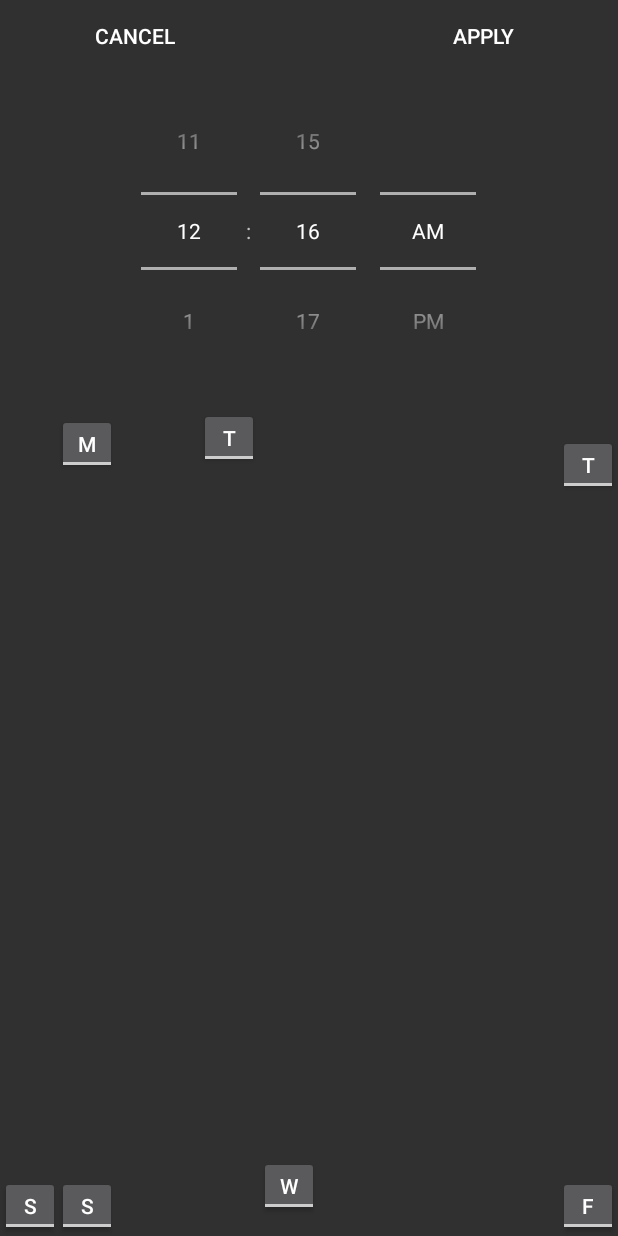
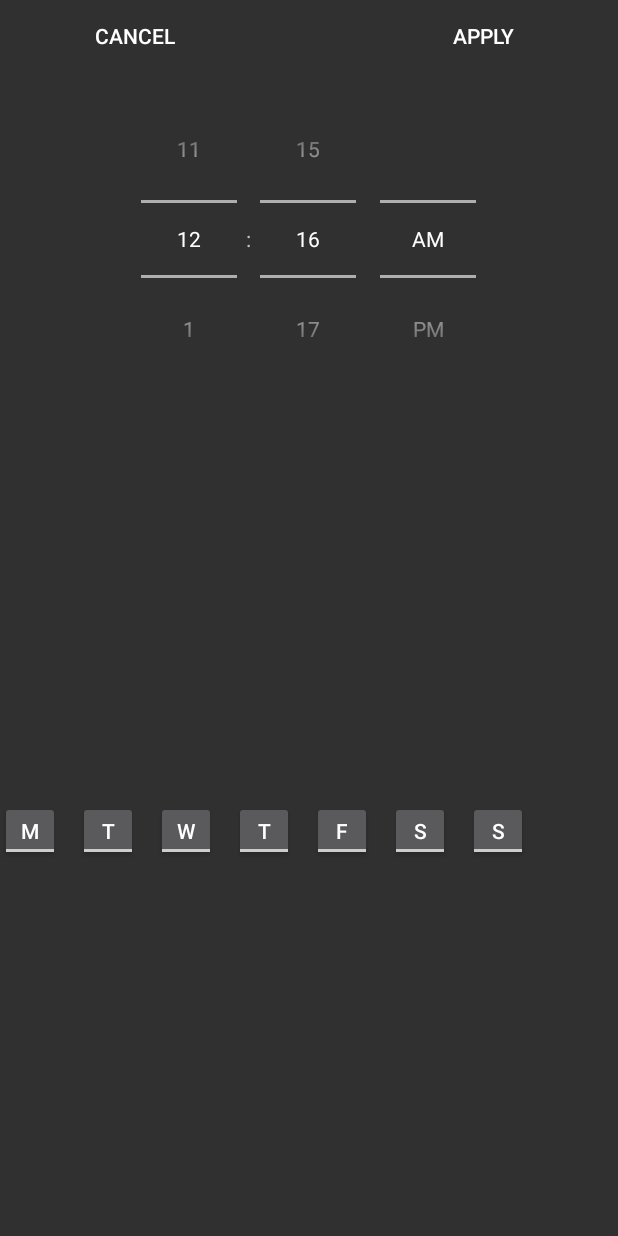
Before and after one commit to ved0/WakeMeAndDontBreakMe, an Android app: the AlarmActivity screen opened directly, with no data from a screen before it, on a phone screen of 412 x 824 dp. Run offline under Robolectric (Android 15) with nearby library versions, the phone set to English and light mode, and no system bars.

Commit message:
The alarm works; selecting a time from the time picker triggers an alarm to go off at the selected time. Alarm is simply a ringtone for now. Can't turn off alarm.

```diff
--- a/app/build.gradle
+++ b/app/build.gradle
@@ -5,7 +5,7 @@ android {
     buildToolsVersion "25.0.2"
     defaultConfig {
         applicationId "xs.wakemeanddontbreakme"
-        minSdkVersion 13
+        minSdkVersion 23
         targetSdkVersion 25
         versionCode 1
         versionName "1.0"
@@ -17,10 +17,12 @@ android {
             proguardFiles getDefaultProguardFile('proguard-android.txt'), 'proguard-rules.pro'
         }
     }
+    productFlavors {
+    }
 }
 
 dependencies {
-    compile fileTree(dir: 'libs', include: ['*.jar'])
+    compile fileTree(include: ['*.jar'], dir: 'libs')
     androidTestCompile('com.android.support.test.espresso:espresso-core:2.2.2', {
         exclude group: 'com.android.support', module: 'support-annotations'
     })
--- a/app/src/main/java/xs/wakemeanddontbreakme/AlarmActivity.java
+++ b/app/src/main/java/xs/wakemeanddontbreakme/AlarmActivity.java
@@ -1,35 +1,58 @@
 package xs.wakemeanddontbreakme;
 
-import android.app.DialogFragment;
-import android.app.TimePickerDialog;
-import android.content.Context;
+
+import android.app.AlarmManager;
+import android.app.PendingIntent;
 import android.content.Intent;
 import android.support.v7.app.AppCompatActivity;
 import android.os.Bundle;
-import android.support.v7.view.ContextThemeWrapper;
-import android.widget.DatePicker;
+import android.util.Log;
+import android.view.View;
+import android.view.View.OnClickListener;
 import android.widget.TimePicker;
+import android.widget.Button;
+
+
+import java.util.Calendar;
+
 
 public class AlarmActivity extends AppCompatActivity {
-    private int[] daysToggled;
+    //private int[] daysToggled;
+    MainActivity mainActivity;
+    AlarmManager alarmManager;
+    TimePicker alarmTimePicker;
+    PendingIntent pendingIntent;
 
     @Override
     protected void onCreate(Bundle savedInstanceState) {
         super.onCreate(savedInstanceState);
         setContentView(R.layout.activity_alarm);
-        daysToggled = new int[7];
-        showTimePicker();
+        mainActivity = new MainActivity();
+        alarmTimePicker = (TimePicker) findViewById(R.id.timePicker);
+        //daysToggled = new int[7];
+        alarmManager = (AlarmManager) getSystemService(ALARM_SERVICE);
+        Log.d("t0", "ONCREATE SUCCESSFUL");
     }
 
-    public void onCancelPress() {
+    public void onApplyPress(View view) {
+        Calendar calendar = Calendar.getInstance();
+        calendar.set(Calendar.HOUR_OF_DAY, alarmTimePicker.getHour());
+        calendar.set(Calendar.MINUTE, alarmTimePicker.getMinute());
+        Log.d("t1", String.valueOf(alarmTimePicker.getHour()));
+        Log.d("t2", String.valueOf(alarmTimePicker.getMinute()));
+
+        //Create Intent to trigger on alarm
+        Intent receiverIntent = new Intent(this, AlarmReceiver.class);
+        pendingIntent = PendingIntent.getBroadcast(this, 0, receiverIntent, 0);
+        alarmManager.set(AlarmManager.RTC_WAKEUP, calendar.getTimeInMillis(), pendingIntent);
+        Log.d("t3", "Made it down");
+    }
+
+    public void onCancelPress(View view) {
         Intent intent = new Intent(this, MainActivity.class);
         //intent.addFlags(Intent.FLAG_ACTIVITY_CLEAR_TOP);
         startActivity(intent);
         finish();
     }
 
-    public void showTimePicker() {
-        TimePickerFragment timePickerFragment = new TimePickerFragment();
-        timePickerFragment.show(getSupportFragmentManager(), "timePicker");
-    }
 }
--- a/app/src/main/java/xs/wakemeanddontbreakme/TimePickerFragment.java
+++ /dev/null
@@ -1,45 +0,0 @@
-package xs.wakemeanddontbreakme;
-
-
-import android.app.Dialog;
-import android.app.TimePickerDialog;
-import android.os.Bundle;
-import android.support.v4.app.DialogFragment;
-import android.text.format.DateFormat;
-import android.widget.TimePicker;
-
-import java.util.Calendar;
-
-/**
- * Created by James on 2017-04-04.
- */
-
-public class TimePickerFragment extends DialogFragment implements TimePickerDialog.OnTimeSetListener {
-    private int alarmHour;
-    private int alarmMinute;
-
-    @Override
-    public Dialog onCreateDialog(Bundle savedInstanceState) {
-        // Use the current time as the default values for the picker
-        final Calendar c = Calendar.getInstance();
-        int hour = c.get(Calendar.HOUR_OF_DAY);
-        int minute = c.get(Calendar.MINUTE);
-
-        // Create a new instance of TimePickerDialog and return it
-        return new TimePickerDialog(getActivity(), this, hour, minute,
-                DateFormat.is24HourFormat(getActivity()));
-    }
-
-    public void onTimeSet(TimePicker view, int hourOfDay, int minute) {
-        alarmHour = hourOfDay;
-        alarmMinute = minute;
-    }
-
-    public int getHour() {
-        return alarmHour;
-    }
-
-    public int getMinute() {
-        return alarmMinute;
-    }
-}
--- a/app/src/main/res/layout/activity_alarm.xml
+++ b/app/src/main/res/layout/activity_alarm.xml
@@ -12,6 +12,7 @@
         android:layout_height="350dp"
         android:timePickerMode="spinner"
         android:layout_below="@+id/cancelButton"
+        android:layout_marginTop="5dp"
         android:layout_centerHorizontal="true">
 
     </TimePicker>
@@ -22,51 +23,57 @@
         android:layout_height="40dp"
         android:textOff="@string/toggleMon"
         android:textOn="@string/toggleMon"
-        android:layout_alignBottom="@+id/Thu"
-        android:layout_toLeftOf="@+id/timePicker"
-        android:layout_toStartOf="@+id/timePicker"
-        android:layout_marginBottom="14dp" />
+        android:layout_marginLeft="20dp"
+        android:layout_marginRight="12dp"
+        android:layout_marginEnd="12dp"
+        android:layout_marginBottom="250dp"
+        android:layout_alignParentBottom="true"
+        />
     <ToggleButton
         android:id="@+id/Tue"
         android:layout_width="40dp"
         android:layout_height="40dp"
         android:textOff="@string/toggleTue"
         android:textOn="@string/toggleTue"
-        android:layout_alignBaseline="@+id/Mon"
-        android:layout_alignBottom="@+id/Mon"
-        android:layout_toLeftOf="@+id/Wed"
-        android:layout_toStartOf="@+id/Wed" />
+        android:layout_alignTop="@+id/Mon"
+        android:layout_toRightOf="@+id/Mon"
+        android:layout_marginRight="12dp"
+        android:layout_marginEnd="12dp"
+        />
     <ToggleButton
         android:id="@+id/Wed"
         android:layout_width="40dp"
         android:layout_height="40dp"
         android:textOff="@string/toggleWed"
         android:textOn="@string/toggleWed"
-        android:layout_marginRight="19dp"
-        android:layout_marginEnd="19dp"
-        android:layout_marginBottom="13dp"
-        android:layout_alignBottom="@+id/Fri"
-        android:layout_toLeftOf="@+id/applyButton"
-        android:layout_toStartOf="@+id/applyButton" />
+        android:layout_alignTop="@+id/Mon"
+        android:layout_toRightOf="@+id/Tue"
+        android:layout_marginRight="12dp"
+        android:layout_marginEnd="12dp"
+  />
     <ToggleButton
         android:id="@+id/Thu"
         android:layout_width="40dp"
         android:layout_height="40dp"
         android:textOff="@string/toggleThu"
         android:textOn="@string/toggleThu"
-        android:layout_marginBottom="68dp"
-        android:layout_alignBottom="@+id/timePicker"
-        android:layout_alignParentRight="true"
-        android:layout_alignParentEnd="true" />
+        android:layout_alignTop="@+id/Mon"
+        android:layout_toRightOf="@+id/Wed"
+        android:layout_marginRight="12dp"
+        android:layout_marginEnd="12dp"
+        />
+
     <ToggleButton
         android:id="@+id/Fri"
         android:layout_width="40dp"
         android:layout_height="40dp"
         android:textOff="@string/toggleFri"
         android:textOn="@string/toggleFri"
-        android:layout_alignParentBottom="true"
-        android:layout_alignParentRight="true"
-        android:layout_alignParentEnd="true" />
+        android:layout_alignTop="@+id/Mon"
+        android:layout_toRightOf="@+id/Thu"
+        android:layout_marginRight="12dp"
+        android:layout_marginEnd="12dp"
+ />
 
     <ToggleButton
         android:id="@+id/Sat"
@@ -74,9 +81,11 @@
         android:layout_height="40dp"
         android:textOff="@string/toggleSat"
         android:textOn="@string/toggleSat"
-        android:layout_alignParentBottom="true"
-        android:layout_alignParentLeft="true"
-        android:layout_alignParentStart="true" />
+        android:layout_alignTop="@+id/Mon"
+        android:layout_toRightOf="@+id/Fri"
+        android:layout_marginRight="12dp"
+        android:layout_marginEnd="12dp"
+ />
 
     <ToggleButton
         android:id="@+id/Sun"
@@ -84,9 +93,9 @@
         android:layout_height="40dp"
         android:textOff="@string/toggleSun"
         android:textOn="@string/toggleSun"
-        android:layout_alignParentBottom="true"
-        android:layout_alignLeft="@+id/Mon"
-        android:layout_alignStart="@+id/Mon" />
+        android:layout_alignTop="@+id/Mon"
+        android:layout_toRightOf="@+id/Sat"
+ />
 
     <Button
         android:id="@+id/cancelButton"
@@ -108,6 +117,7 @@
         android:layout_alignParentEnd="true"
         android:layout_alignParentRight="true"
         android:layout_alignParentTop="true"
+        android:onClick="onApplyPress"
         android:text="@string/Apply"
         tools:text="@string/Apply" />
 
--- a/build.gradle
+++ b/build.gradle
@@ -5,7 +5,7 @@ buildscript {
         jcenter()
     }
     dependencies {
-        classpath 'com.android.tools.build:gradle:2.3.0'
+        classpath 'com.android.tools.build:gradle:2.3.1'
 
         // NOTE: Do not place your application dependencies here; they belong
         // in the individual module build.gradle files
```
Also changed, not shown: app/src/main/AndroidManifest.xml (+16 -6 lines), app/src/main/java/xs/wakemeanddontbreakme/AlarmReceiver.java (added, +26 -0 lines), app/src/main/java/xs/wakemeanddontbreakme/MainActivity.java (+13 -0 lines).
